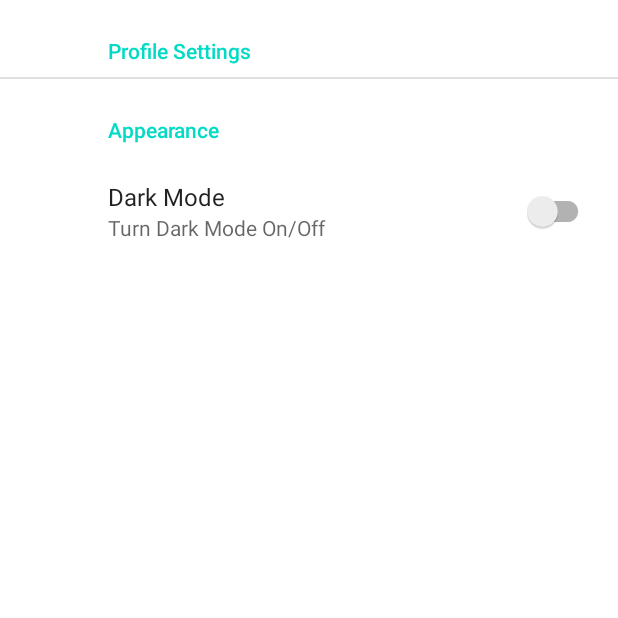
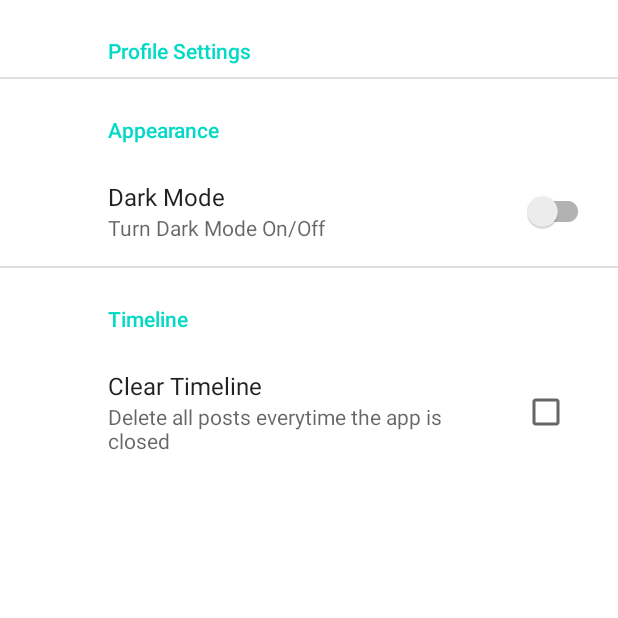
Before and after one commit to FCUP-LCC-Projects/PDMSocialApp, an Android app: the screen it shows after launch once a user with an empty profile is signed in (TimeLineActivity), in the side drawer, after a tap on "Settings", on a phone screen of 412 x 824 dp, the top half of it. Run offline under Robolectric (Android 15) with nearby library versions, the phone set to English and light mode, and no system bars; our stand-ins replace Firebase (no records; nobody signed in at launch, a user with empty details on screens opened directly), androidx.preference; libraries missing offline, so code that uses them is left out: org.json.simple; 1 statement that could not run was skipped.

Commit message:
Added some Settings

```diff
--- a/app/src/main/java/com/example/socialapp/CommCodes.java
+++ b/app/src/main/java/com/example/socialapp/CommCodes.java
@@ -4,6 +4,10 @@ class CommCodes {
     public static final String APP_NAME = "PDM_APP";
     public static final String DEVICE_NAME = "deviceName";
     public static final String TOAST_MESSAGE = "toastMessage";
+
+    public static final String KEY_PREF_MODE = "mode";
+    public static final String KEY_PREF_USER = "name";
+    public static final String KEY_PREF_TIMELINE = "timeline";
 
     public static final int UPDATE_PROFILE = 1;
 
--- a/app/src/main/java/com/example/socialapp/SettingsFragment.java
+++ b/app/src/main/java/com/example/socialapp/SettingsFragment.java
@@ -12,13 +12,14 @@ import android.view.ViewGroup;
 import androidx.annotation.NonNull;
 import androidx.annotation.Nullable;
 import androidx.appcompat.app.AppCompatDelegate;
+import androidx.preference.CheckBoxPreference;
 import androidx.preference.Preference;
 import androidx.preference.PreferenceFragmentCompat;
 import androidx.preference.SwitchPreference;
 import androidx.preference.SwitchPreferenceCompat;
 
 public class SettingsFragment extends PreferenceFragmentCompat {
-    private static final String KEY_PREF_MODE = "mode";
+
     private SharedPreferences pref;
 
     public static SettingsFragment newInstance() { return new SettingsFragment(); }
@@ -26,25 +27,26 @@ public class SettingsFragment extends PreferenceFragmentCompat {
     @Override
     public void onCreatePreferences(Bundle savedInstanceState, String rootKey) {
         setPreferencesFromResource(R.xml.root_preferences, rootKey);
-        final SwitchPreferenceCompat modeToggle = (SwitchPreferenceCompat) findPreference("mode");
+        final SwitchPreferenceCompat modeToggle = (SwitchPreferenceCompat) findPreference(CommCodes.KEY_PREF_MODE);
+        final CheckBoxPreference timelineToggle = (CheckBoxPreference) findPreference(CommCodes.KEY_PREF_TIMELINE);
 
         pref = getActivity().getApplicationContext().getSharedPreferences("myPref",MODE_PRIVATE);
         SharedPreferences.Editor editor = pref.edit();
 
-        modeToggle.setChecked(pref.getBoolean("mode", false));
+        modeToggle.setChecked(pref.getBoolean(CommCodes.KEY_PREF_MODE, false));
 
         modeToggle.setOnPreferenceChangeListener(new Preference.OnPreferenceChangeListener() {
             @Override
             public boolean onPreferenceChange(Preference preference, Object newValue) {
                 if(modeToggle.isChecked()){
                     modeToggle.setChecked(false);
-                    editor.putBoolean("mode", false);
+                    editor.putBoolean(CommCodes.KEY_PREF_MODE, false);
                     editor.apply();
                     AppCompatDelegate.setDefaultNightMode(AppCompatDelegate.MODE_NIGHT_NO);
                 }
                 else{
                     modeToggle.setChecked(true);
-                    editor.putBoolean("mode", true);
+                    editor.putBoolean(CommCodes.KEY_PREF_MODE, true);
                     editor.apply();
                     AppCompatDelegate.setDefaultNightMode(AppCompatDelegate.MODE_NIGHT_YES);
                 }
@@ -52,12 +54,27 @@ public class SettingsFragment extends PreferenceFragmentCompat {
             }
         });
 
+        timelineToggle.setOnPreferenceChangeListener(new Preference.OnPreferenceChangeListener() {
+            @Override
+            public boolean onPreferenceChange(Preference preference, Object newValue) {
+                if(timelineToggle.isChecked()){
+                    timelineToggle.setChecked(false);
+                    editor.putBoolean(CommCodes.KEY_PREF_TIMELINE, false);
+                    editor.apply();
+                }else{
+                    timelineToggle.setChecked(true);
+                    editor.putBoolean(CommCodes.KEY_PREF_TIMELINE, true);
+                    editor.apply();
+                }
+                return true;
+            }
+        });
     }
 
     @Override
     public View onCreateView(@NonNull LayoutInflater inflater, @Nullable ViewGroup container, @Nullable Bundle savedInstanceState) {
         View view = super.onCreateView(inflater, container, savedInstanceState);
-        if(pref.getBoolean("mode", false)) {
+        if(pref.getBoolean(CommCodes.KEY_PREF_MODE, false)) {
             view.setBackgroundColor(getResources().getColor(R.color.black));
 
         }
--- a/app/src/main/java/com/example/socialapp/SignInActivity.java
+++ b/app/src/main/java/com/example/socialapp/SignInActivity.java
@@ -56,7 +56,7 @@ public class SignInActivity extends AppCompatActivity {
         Info.setText("No of attempts remaining: 3");    // Mete o texto como 3 tentativas iniciais de Login
 
         SharedPreferences sharedPreferences = PreferenceManager.getDefaultSharedPreferences(this);
-        boolean nightMode = sharedPreferences.getBoolean("mode", false);
+        boolean nightMode = sharedPreferences.getBoolean(CommCodes.KEY_PREF_MODE, false);
         if (nightMode)
             AppCompatDelegate.setDefaultNightMode(AppCompatDelegate.MODE_NIGHT_YES);
         else {
@@ -205,7 +205,7 @@ public class SignInActivity extends AppCompatActivity {
                 UserProfile userProfile = snapshot.getValue(UserProfile.class);
                 System.out.println(userProfile.getUsername());
                 System.out.println(userProfile.getProfileCreated());
-                editor.putString("name", userProfile.getUsername());
+                editor.putString(CommCodes.KEY_PREF_USER, userProfile.getUsername());
                 editor.commit();
                 taskCompletionSource.setResult(userProfile.profileCreated);
             }
--- a/app/src/main/java/com/example/socialapp/TimeLineActivity.java
+++ b/app/src/main/java/com/example/socialapp/TimeLineActivity.java
@@ -12,8 +12,6 @@ import android.content.pm.PackageManager;
 import android.os.Build;
 import android.os.Bundle;
 
-import com.google.android.gms.tasks.OnCompleteListener;
-import com.google.android.gms.tasks.Task;
 
 import androidx.annotation.NonNull;
 import androidx.appcompat.app.ActionBarDrawerToggle;
@@ -68,7 +66,7 @@ public class TimeLineActivity extends AppCompatActivity implements PostFragment.
 
         sharedPreferences = getSharedPreferences("myPref", MODE_PRIVATE);
 
-        boolean nightMode = sharedPreferences.getBoolean("mode", false);
+        boolean nightMode = sharedPreferences.getBoolean(CommCodes.KEY_PREF_MODE, false);
         if (nightMode)
             AppCompatDelegate.setDefaultNightMode(AppCompatDelegate.MODE_NIGHT_YES);
         else {
@@ -78,7 +76,7 @@ public class TimeLineActivity extends AppCompatActivity implements PostFragment.
                 AppCompatDelegate.setDefaultNightMode(AppCompatDelegate.MODE_NIGHT_FOLLOW_SYSTEM);
         }
 
-        currentUsername = sharedPreferences.getString("name", "");
+        currentUsername = sharedPreferences.getString(CommCodes.KEY_PREF_USER, "");
         Log.d("Username", "Current username is: "+currentUsername);
         init();
 
@@ -92,14 +90,21 @@ public class TimeLineActivity extends AppCompatActivity implements PostFragment.
     @Override
     protected void onResume() {
         super.onResume();
-        IOUtils.writeFiletToIStorage(this, postViewAdapter.getPostList());
-        Log.d("IO", "Call to write files to storage");
+        boolean timelineToggle = sharedPreferences.getBoolean(CommCodes.KEY_PREF_TIMELINE, false);
+        if(!timelineToggle) {
+            IOUtils.writeFiletToIStorage(this, postViewAdapter.getPostList());
+            Log.d("IO", "Call to write files to storage");
+        }
     }
 
     @Override
     protected void onDestroy() {
         super.onDestroy();
-        IOUtils.writeFiletToIStorage(this, postViewAdapter.getPostList());
+        boolean timelineToggle = sharedPreferences.getBoolean(CommCodes.KEY_PREF_TIMELINE, false);
+        if(!timelineToggle) {
+            IOUtils.writeFiletToIStorage(this, postViewAdapter.getPostList());
+            Log.d("IO", "Call to write files to storage");
+        }
     }
 
     @SuppressLint("NewApi")
@@ -120,7 +125,11 @@ public class TimeLineActivity extends AppCompatActivity implements PostFragment.
             usernameInView.setText(currentUsername);
         }catch(Exception e){}
 
-        LinkedList<PostItem> postList = IOUtils.readFileFromIStorage(this);
+        boolean timelineToggle = sharedPreferences.getBoolean(CommCodes.KEY_PREF_TIMELINE, false);
+        LinkedList<PostItem> postList = null;
+        if(!timelineToggle) {
+            postList = IOUtils.readFileFromIStorage(this);
+        }
         if(postList == null) postList = new LinkedList<>();
         postViewAdapter = new PostViewAdapter(this, postList);
 
--- a/app/src/main/res/xml/root_preferences.xml
+++ b/app/src/main/res/xml/root_preferences.xml
@@ -17,4 +17,13 @@
 
     </PreferenceCategory>
 
+    <PreferenceCategory app:title="Timeline">
+
+        <CheckBoxPreference
+            app:key="timeline"
+            app:summary="Delete all posts everytime the app is closed"
+            app:title="Clear Timeline" />
+
+    </PreferenceCategory>
+
 </PreferenceScreen>
```
Also changed, not shown: app/src/main/res/layout/activity_registration.xml (+13 -2 lines), app/src/main/res/layout/activity_sign_in.xml (+14 -3 lines), app/src/main/res/layout/password_fragment.xml (+12 -0 lines).
